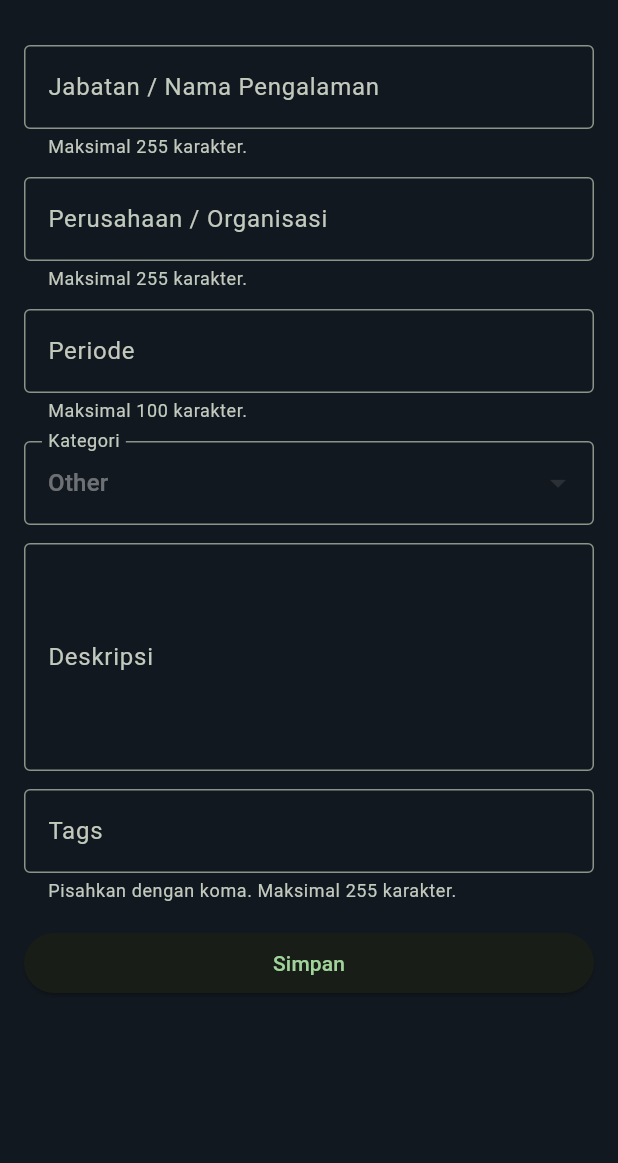
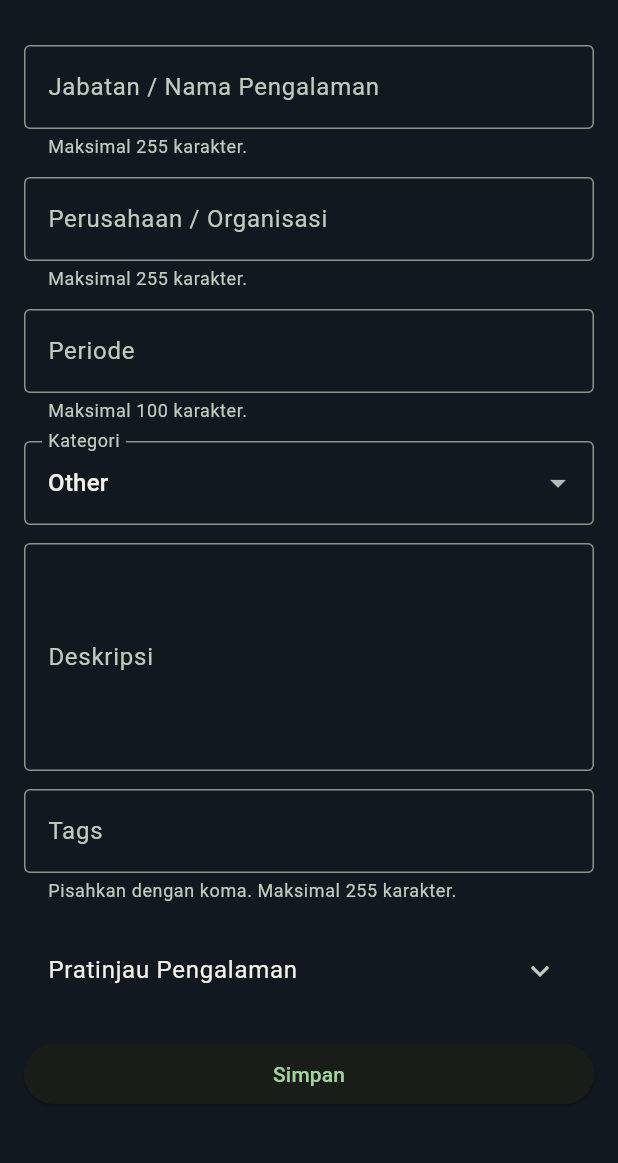
Before and after one commit to akmalhaqq/myportofolio_mobile, a Flutter app: the screen it shows after launch, in the side drawer, after a tap on "Add Experience", on a phone screen of 412 x 824 dp, the part 63-1226 px from its top. Run offline on Flutter 3.47's test engine with Material 3 defaults, Android fonts, the phone set to English and light mode, and no system bars; our stand-ins replace material_ui.

Commit message:
feat(experience): add live preview and tag chips

```diff
--- a/lib/screens/experience_form.dart
+++ b/lib/screens/experience_form.dart
@@ -1,5 +1,7 @@
 import 'package:material_ui/material_ui.dart';
+import 'package:myportofolio_mobile/utils/experience_tags.dart';
 import 'package:myportofolio_mobile/validators/experience_validators.dart';
+import 'package:myportofolio_mobile/widgets/experience_preview.dart';
 import 'package:myportofolio_mobile/widgets/left_drawer.dart';
 
 class ExperienceFormPage extends StatefulWidget {
@@ -41,7 +43,7 @@ class _ExperienceFormPageState extends State<ExperienceFormPage> {
               Text('Periode: $_period'),
               Text('Kategori: $_category'),
               Text('Deskripsi: $_description'),
-              Text('Tags: $_tags'),
+              Text('Tags: ${parseExperienceTags(_tags).join(', ')}'),
             ],
           ),
           actions: [
@@ -80,6 +82,7 @@ class _ExperienceFormPageState extends State<ExperienceFormPage> {
                     maxLength: experienceTextMaxLength,
                   ),
                   onSaved: (value) => _title = value!.trim(),
+                  onChanged: (value) => setState(() => _title = value),
                 ),
                 const SizedBox(height: 12),
                 TextFormField(
@@ -94,6 +97,7 @@ class _ExperienceFormPageState extends State<ExperienceFormPage> {
                     maxLength: experienceTextMaxLength,
                   ),
                   onSaved: (value) => _company = value!.trim(),
+                  onChanged: (value) => setState(() => _company = value),
                 ),
                 const SizedBox(height: 12),
                 TextFormField(
@@ -109,6 +113,7 @@ class _ExperienceFormPageState extends State<ExperienceFormPage> {
                     maxLength: experiencePeriodMaxLength,
                   ),
                   onSaved: (value) => _period = value!.trim(),
+                  onChanged: (value) => setState(() => _period = value),
                 ),
                 const SizedBox(height: 12),
                 DropdownButtonFormField<String>(
@@ -128,6 +133,9 @@ class _ExperienceFormPageState extends State<ExperienceFormPage> {
                   ],
                   validator: validateExperienceCategory,
                   onSaved: (value) => _category = value!,
+                  onChanged: (value) => setState(
+                    () => _category = value ?? experienceDefaultCategory,
+                  ),
                 ),
                 const SizedBox(height: 12),
                 TextFormField(
@@ -139,6 +147,7 @@ class _ExperienceFormPageState extends State<ExperienceFormPage> {
                   validator: (value) =>
                       validateExperienceText(value, label: 'Deskripsi'),
                   onSaved: (value) => _description = value!.trim(),
+                  onChanged: (value) => setState(() => _description = value),
                 ),
                 const SizedBox(height: 12),
                 TextFormField(
@@ -148,12 +157,23 @@ class _ExperienceFormPageState extends State<ExperienceFormPage> {
                     helperText: 'Pisahkan dengan koma. Maksimal 255 karakter.',
                     border: OutlineInputBorder(),
                   ),
-                  validator: (value) => validateExperienceText(
-                    value,
-                    label: 'Tags',
-                    maxLength: experienceTextMaxLength,
-                  ),
+                  validator: validateExperienceTags,
                   onSaved: (value) => _tags = value!.trim(),
+                  onChanged: (value) => setState(() => _tags = value),
+                ),
+                const SizedBox(height: 16),
+                ExpansionTile(
+                  title: const Text('Pratinjau Pengalaman'),
+                  children: [
+                    ExperiencePreview(
+                      title: _title,
+                      company: _company,
+                      period: _period,
+                      category: _category,
+                      description: _description,
+                      tags: _tags,
+                    ),
+                  ],
                 ),
                 const SizedBox(height: 16),
                 ElevatedButton(
```
Also changed, not shown: lib/utils/experience_tags.dart (added, +8 -0 lines), lib/validators/experience_validators.dart (+16 -0 lines), lib/widgets/experience_preview.dart (added, +66 -0 lines), 1 other file.
